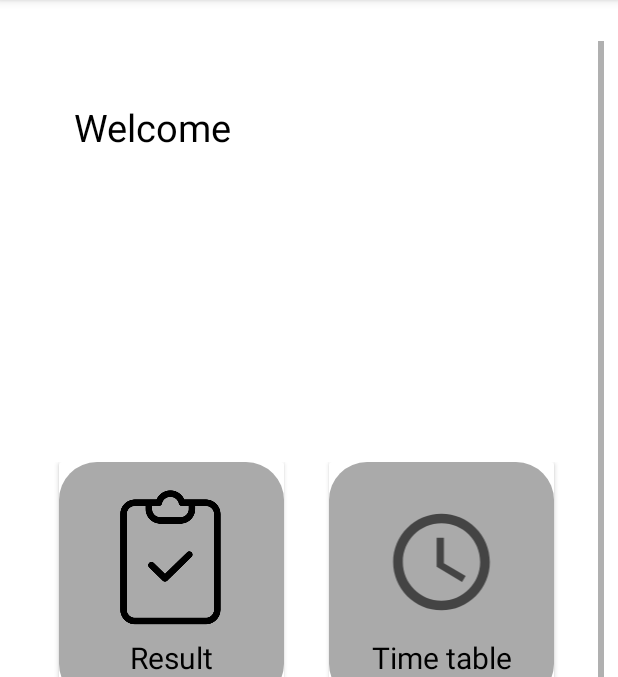
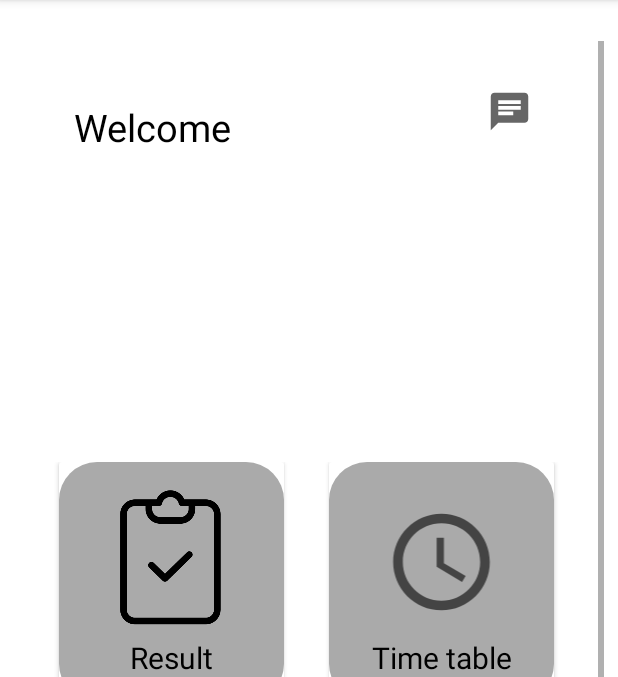
Before and after one commit to jeet2610/student_app, an Android app: the home_page screen opened through its navigation route, on a phone screen of 412 x 824 dp, the part 84-761 px from its top. Run offline under Robolectric (Android 15) with nearby library versions, the phone set to English and light mode, and no system bars; our stand-ins replace Firebase (no records; nobody signed in at launch, a user with empty details on screens opened directly); 6 statements that could not run were skipped.

Commit message:
chat bot added

```diff
--- a/app/src/main/java/com/example/student_app/home_page.kt
+++ b/app/src/main/java/com/example/student_app/home_page.kt
@@ -7,6 +7,7 @@ import android.util.Log
 import android.view.LayoutInflater
 import android.view.View
 import android.view.ViewGroup
+import android.widget.ImageView
 import android.widget.TextView
 import androidx.cardview.widget.CardView
 import androidx.fragment.app.Fragment
@@ -21,6 +22,7 @@ import com.google.firebase.ktx.Firebase
 class home_page : Fragment() {
     lateinit var UsernameTextView : TextView
     lateinit var UserPhoneTextView : TextView
+    lateinit var ChatImageView : ImageView
     lateinit var UserEmailTextView : TextView
 
     lateinit var name: String
@@ -45,6 +47,12 @@ class home_page : Fragment() {
         UsernameTextView = view.findViewById(R.id.UsernameTextview)
         UserPhoneTextView = view.findViewById(R.id.UserPhoneNumberTextView)
         UserEmailTextView = view.findViewById(R.id.UserEmailTextView)
+        ChatImageView = view.findViewById(R.id.ChatImageButton)
+
+
+
+
+
         val db = FirebaseFirestore.getInstance()
         val user = Firebase.auth.currentUser
         if (user != null)
--- /dev/null
+++ b/app/src/main/res/drawable/ic_baseline_chat_24.xml
@@ -0,0 +1,5 @@
+<vector android:height="30dp" android:tint="?attr/colorControlNormal"
+    android:viewportHeight="24" android:viewportWidth="24"
+    android:width="30dp" xmlns:android="http://schemas.android.com/apk/res/android">
+    <path android:fillColor="@android:color/white" android:pathData="M20,2L4,2c-1.1,0 -1.99,0.9 -1.99,2L2,22l4,-4h14c1.1,0 2,-0.9 2,-2L22,4c0,-1.1 -0.9,-2 -2,-2zM6,9h12v2L6,11L6,9zM14,14L6,14v-2h8v2zM18,8L6,8L6,6h12v2z"/>
+</vector>
--- a/app/src/main/res/layout/fragment_home_page.xml
+++ b/app/src/main/res/layout/fragment_home_page.xml
@@ -28,6 +28,13 @@
         app:layout_constraintStart_toStartOf="parent"
         app:layout_constraintTop_toTopOf="parent">
 
+
+    <LinearLayout
+        android:layout_width="match_parent"
+        android:layout_height="wrap_content"
+        android:orientation="horizontal"
+        >
+
         <TextView
             android:layout_width="wrap_content"
             android:layout_height="wrap_content"
@@ -39,6 +46,20 @@
 
             tools:layout_editor_absoluteX="32dp"
             tools:layout_editor_absoluteY="24dp" />
+
+        <ImageView
+            android:id="@+id/ChatImageButton"
+            android:layout_width="wrap_content"
+            android:layout_height="wrap_content"
+
+            android:layout_gravity="center"
+            android:layout_marginLeft="170dp"
+            android:src="@drawable/ic_baseline_chat_24" />
+
+    </LinearLayout>
+
+
+
 
         <TextView
             android:id="@+id/UsernameTextview"
--- a/app/src/main/res/navigation/navigation.xml
+++ b/app/src/main/res/navigation/navigation.xml
@@ -22,10 +22,18 @@
         <action
             android:id="@+id/action_home_page_to_eventFragment"
             app:destination="@id/eventFragment" />
+        <action
+            android:id="@+id/action_home_page_to_chat_Fragment"
+            app:destination="@id/chat_Fragment" />
     </fragment>
     <fragment
         android:id="@+id/eventFragment"
         android:name="com.example.student_app.EventFragment"
         android:label="fragment_event"
         tools:layout="@layout/fragment_event" />
+    <fragment
+        android:id="@+id/chat_Fragment"
+        android:name="com.example.student_app.chat_Fragment"
+        android:label="fragment_chat_"
+        tools:layout="@layout/fragment_chat_" />
 </navigation>
--- a/build.gradle
+++ b/build.gradle
@@ -3,11 +3,13 @@ buildscript {
     repositories {
         google()
         mavenCentral()
+        maven { url "https://chaquo.com/maven" }
     }
     dependencies {
         classpath 'com.android.tools.build:gradle:7.1.0'
         classpath 'org.jetbrains.kotlin:kotlin-gradle-plugin:1.6.10'
         classpath 'com.google.gms:google-services:4.3.10'
+        classpath "com.chaquo.python:gradle:10.0.1"
 
         // NOTE: Do not place your application dependencies here; they belong
         // in the individual module build.gradle files
```
Also changed, not shown: app/build.gradle (+23 -2 lines), app/src/main/java/com/example/student_app/chat_Fragment.kt (added, +61 -0 lines), app/src/main/res/drawable/my_balloon_shape.xml (added, +8 -0 lines), app/src/main/res/drawable/other_balloon_shape.xml (added, +9 -0 lines), app/src/main/res/layout/fragment_chat_.xml (added, +19 -0 lines), 1 other file.
